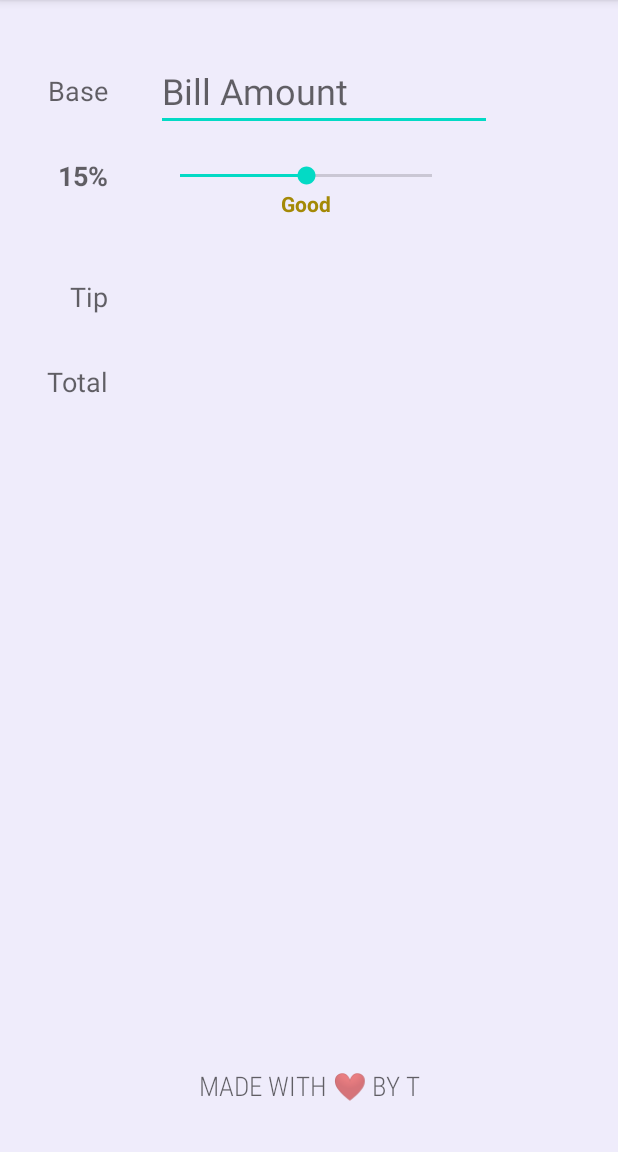
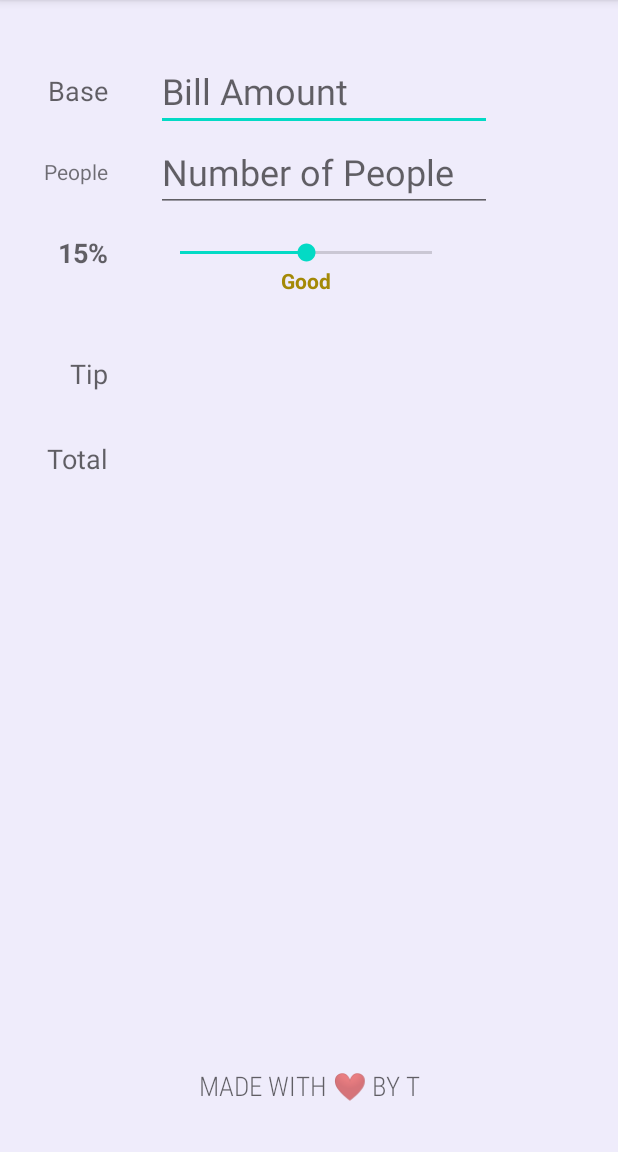
Before and after one commit to Teresiah6/Tippy, an Android app: the screen it shows after launch (MainActivity), on a phone screen of 412 x 824 dp, the part 84-1236 px from its top. Run offline under Robolectric (Android 15) with nearby library versions, the phone set to English and light mode, and no system bars.

Commit message:
numOfPpleUI

```diff
--- a/app/src/main/java/com/example/tippy/MainActivity.kt
+++ b/app/src/main/java/com/example/tippy/MainActivity.kt
@@ -21,6 +21,8 @@ class MainActivity : AppCompatActivity() {
     private lateinit var tvTipAmount:TextView
     private lateinit var  tvTotalAmount:TextView
     private  lateinit var tvTipDescription:TextView
+    private lateinit var etNoOfPple: EditText
+
     override fun onCreate(savedInstanceState: Bundle?) {
         super.onCreate(savedInstanceState)
         setContentView(R.layout.activity_main)
@@ -30,6 +32,7 @@ class MainActivity : AppCompatActivity() {
         tvTipAmount = findViewById(R.id.tvTipAmount)
         tvTotalAmount = findViewById(R.id.tvTotalAmount)
         tvTipDescription = findViewById(R.id.tvTipDescription)
+        etNoOfPple = findViewById(R.id.etNoOfPple)
 
         seekBarTip.progress= INITIAL_TIP_PERCENT
         tvTipPercentLabel.text ="$INITIAL_TIP_PERCENT%"
@@ -59,7 +62,18 @@ class MainActivity : AppCompatActivity() {
             }
 
         })
+        etNoOfPple.addTextChangedListener(object:TextWatcher{
+            override fun beforeTextChanged(s: CharSequence?, start: Int, count: Int, after: Int) { }
+
+            override fun onTextChanged(s: CharSequence?, start: Int, before: Int, count: Int) {}
+
+            override fun afterTextChanged(s: Editable?) {
+              Log.i(TAG, "afterTextChanged Number of People $s")
+            }
+
+        })
     }
+
 
     private fun updateTipDescription(tipPercent: Int) {
         //when is the equivalent of switch in java
@@ -91,10 +105,14 @@ class MainActivity : AppCompatActivity() {
             tvTotalAmount.text=""
             return
         }
+
         //Get value of the base and tip
         val baseAmount = etBaseAmount.text.toString().toDouble()
         val tipPercent = seekBarTip.progress
+
+
         // compute tip and total
+
         val tipAmount =baseAmount * tipPercent/100
         val totalAmount = baseAmount +tipAmount
 
--- a/app/src/main/res/layout/activity_main.xml
+++ b/app/src/main/res/layout/activity_main.xml
@@ -26,7 +26,7 @@
         android:textAppearance="@style/TextAppearance.AppCompat.Medium"
         android:textStyle="bold"
         app:layout_constraintEnd_toEndOf="@+id/tvBaseLabel"
-        app:layout_constraintTop_toBottomOf="@+id/tvBaseLabel"
+        app:layout_constraintTop_toBottomOf="@+id/tvNoOfPple"
         tools:text="24%" />
 
     <TextView
@@ -114,4 +114,27 @@
         app:layout_constraintStart_toStartOf="@+id/seekBarTip"
         app:layout_constraintTop_toBottomOf="@+id/seekBarTip"
         tools:text="Acceptable" />
+
+    <TextView
+        android:id="@+id/tvNoOfPple"
+        android:layout_width="wrap_content"
+        android:layout_height="wrap_content"
+        android:layout_marginTop="32dp"
+        android:text="People"
+        app:layout_constraintEnd_toEndOf="@+id/tvBaseLabel"
+        app:layout_constraintTop_toBottomOf="@+id/tvBaseLabel" />
+
+    <EditText
+        android:id="@+id/etNoOfPple"
+        android:layout_width="wrap_content"
+        android:layout_height="wrap_content"
+        android:layout_marginStart="32dp"
+        android:ems="8"
+        android:hint="Number of People"
+        android:inputType="number"
+        android:textAppearance="@style/TextAppearance.AppCompat.Medium"
+        android:textSize="24sp"
+        app:layout_constraintBottom_toBottomOf="@+id/tvNoOfPple"
+        app:layout_constraintStart_toEndOf="@+id/tvNoOfPple"
+        app:layout_constraintTop_toTopOf="@+id/tvNoOfPple" />
 </androidx.constraintlayout.widget.ConstraintLayout>
```
